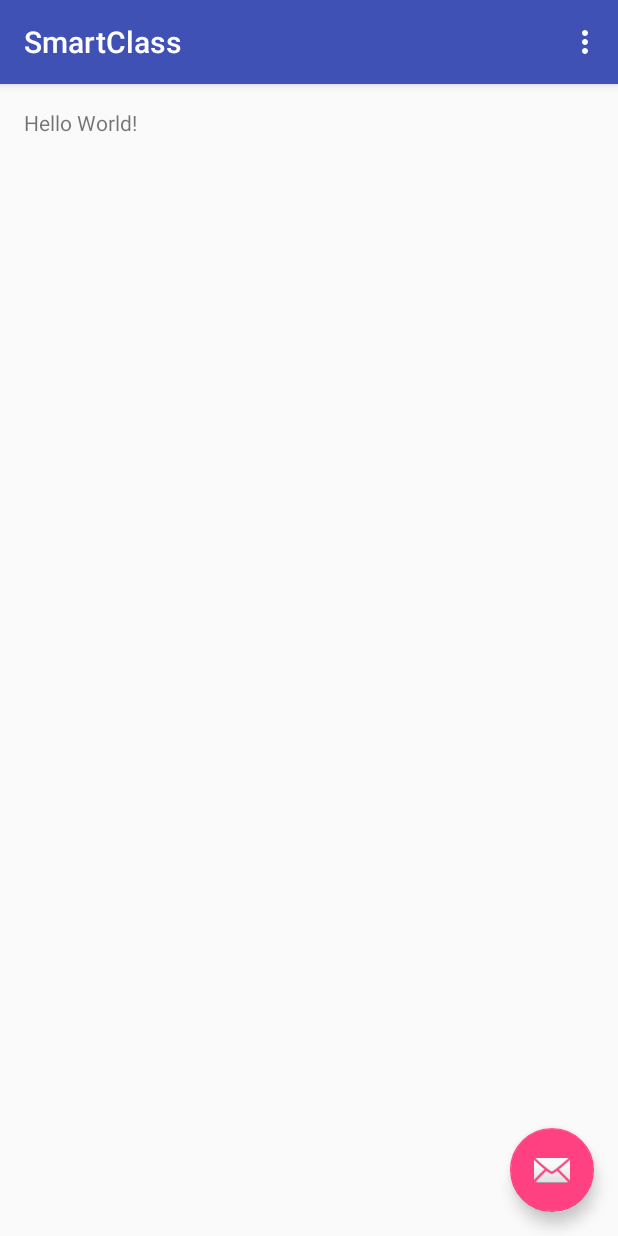
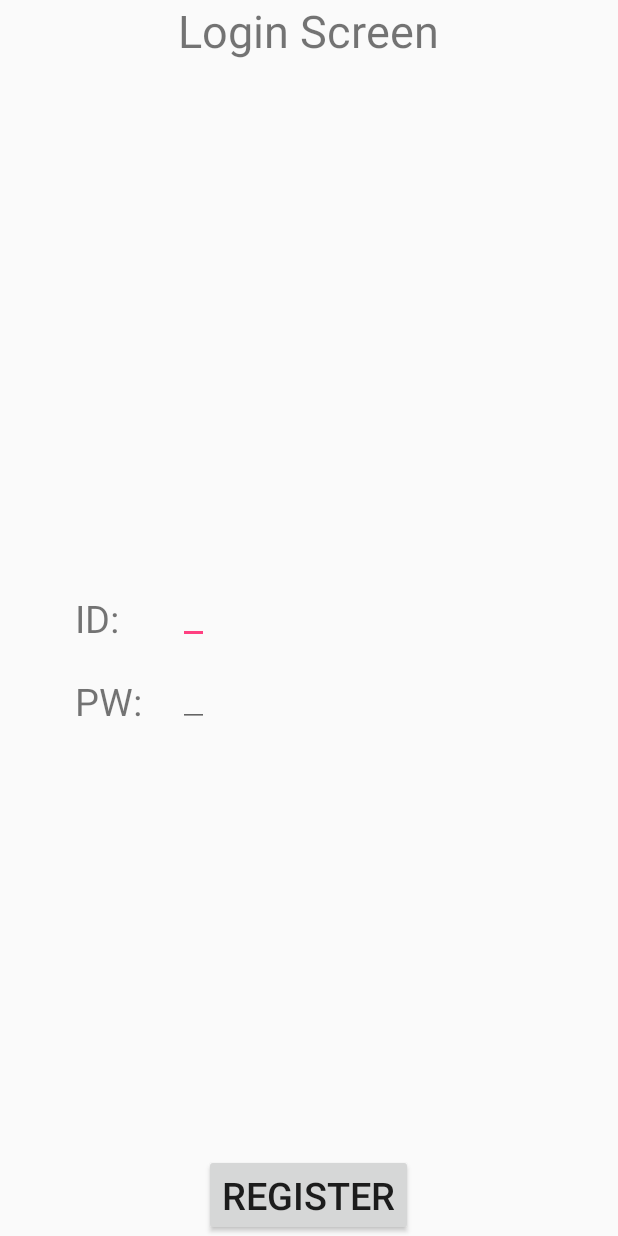
Before and after one commit to KyoungjunPark/SmartClass, an Android app: the screen it shows after launch (MainActivity before the commit, LoginActivity after it), on a phone screen of 412 x 824 dp. Run offline under Robolectric (Android 15) with nearby library versions, the light colour scheme and no system bars.

Commit message:
add intro screen and login activity

```diff
--- a/app/build.gradle
+++ b/app/build.gradle
@@ -1,3 +1,7 @@
+/*
+ * Copyright (c) 2015. Kyoungjun Park. All Rights Reserved.
+ */
+
 apply plugin: 'com.android.application'
 
 android {
--- a/app/src/main/AndroidManifest.xml
+++ b/app/src/main/AndroidManifest.xml
@@ -1,4 +1,8 @@
 <?xml version="1.0" encoding="utf-8"?>
+<!--
+  ~ Copyright (c) 2015. Kyoungjun Park. All Rights Reserved.
+  -->
+
 <manifest xmlns:android="http://schemas.android.com/apk/res/android"
     package="com.example.kjpark.smartclass" >
 
@@ -9,7 +13,7 @@
         android:supportsRtl="true"
         android:theme="@style/AppTheme" >
         <activity
-            android:name=".MainActivity"
+            android:name=".IntroActivity"
             android:label="@string/app_name"
             android:theme="@style/AppTheme.NoActionBar" >
             <intent-filter>
@@ -18,6 +22,12 @@
                 <category android:name="android.intent.category.LAUNCHER" />
             </intent-filter>
         </activity>
+
+        <activity
+            android:name=".LoginActivity"
+            android:label="@string/app_name"
+            android:theme="@style/AppTheme.NoActionBar" >
+        </activity>
     </application>
 
 </manifest>
--- /dev/null
+++ b/app/src/main/java/com/example/kjpark/smartclass/IntroActivity.java
@@ -0,0 +1,33 @@
+/*
+ * Copyright (c) 2015. Kyoungjun Park. All Rights Reserved.
+ */
+
+package com.example.kjpark.smartclass;
+
+import android.content.Intent;
+import android.os.Bundle;
+import android.os.Handler;
+import android.support.v7.app.AppCompatActivity;
+
+/**
+ * The purpose is to show an intro screen.
+ * @author KJPARK
+ */
+public class IntroActivity extends AppCompatActivity {
+
+    @Override
+    protected void onCreate(Bundle savedInstanceState) {
+        super.onCreate(savedInstanceState);
+        setContentView(R.layout.activity_intro);
+
+        Handler handler = new Handler();
+        handler.postDelayed(new Runnable() {
+            @Override
+            public void run() {
+                Intent intent = new Intent(IntroActivity.this, LoginActivity.class);
+                startActivity(intent);
+                finish();
+            }
+        }, 2000);
+    }
+}
--- a/app/src/main/java/com/example/kjpark/smartclass/MainActivity.java
+++ b/app/src/main/java/com/example/kjpark/smartclass/LoginActivity.java
@@ -1,31 +1,21 @@
+/*
+ * Copyright (c) 2015. Kyoungjun Park. All Rights Reserved.
+ */
+
 package com.example.kjpark.smartclass;
 
 import android.os.Bundle;
-import android.support.design.widget.FloatingActionButton;
-import android.support.design.widget.Snackbar;
 import android.support.v7.app.AppCompatActivity;
-import android.support.v7.widget.Toolbar;
-import android.view.View;
 import android.view.Menu;
 import android.view.MenuItem;
 
-public class MainActivity extends AppCompatActivity {
+public class LoginActivity extends AppCompatActivity {
 
     @Override
     protected void onCreate(Bundle savedInstanceState) {
         super.onCreate(savedInstanceState);
-        setContentView(R.layout.activity_main);
-        Toolbar toolbar = (Toolbar) findViewById(R.id.toolbar);
-        setSupportActionBar(toolbar);
+        setContentView(R.layout.activity_login);
 
-        FloatingActionButton fab = (FloatingActionButton) findViewById(R.id.fab);
-        fab.setOnClickListener(new View.OnClickListener() {
-            @Override
-            public void onClick(View view) {
-                Snackbar.make(view, "Replace with your own action", Snackbar.LENGTH_LONG)
-                        .setAction("Action", null).show();
-            }
-        });
     }
 
     @Override
--- /dev/null
+++ b/app/src/main/res/layout/activity_intro.xml
@@ -0,0 +1,11 @@
+<?xml version="1.0" encoding="utf-8"?>
+<!--
+  ~ Copyright (c) 2015. Kyoungjun Park. All Rights Reserved.
+  -->
+
+<LinearLayout xmlns:android="http://schemas.android.com/apk/res/android"
+    android:layout_width="fill_parent"
+    android:layout_height="fill_parent"
+    android:orientation="vertical"
+    android:background="@drawable/background" >
+</LinearLayout>
--- /dev/null
+++ b/app/src/main/res/layout/activity_login.xml
@@ -0,0 +1,63 @@
+<?xml version="1.0" encoding="utf-8"?>
+<!--
+  ~ Copyright (c) 2015. Kyoungjun Park. All Rights Reserved.
+  -->
+
+<RelativeLayout
+    xmlns:android="http://schemas.android.com/apk/res/android"
+    xmlns:app="http://schemas.android.com/apk/res-auto"
+    xmlns:tools="http://schemas.android.com/tools" android:layout_width="match_parent"
+    android:layout_height="match_parent" android:fitsSystemWindows="true"
+    tools:context=".MainActivity">
+
+    <TextView
+        android:layout_width="wrap_content"
+        android:layout_height="wrap_content"
+        android:layout_centerHorizontal="true"
+        android:textSize="30sp"
+        android:text="Login Screen"
+        android:id="@+id/textView" />
+
+    <TextView
+        android:layout_width="wrap_content"
+        android:layout_height="wrap_content"
+        android:id="@+id/idTextView"
+        android:text="ID:"
+        android:textSize="25sp"
+        android:layout_centerVertical="true"
+        android:layout_marginStart="50dp"
+        android:layout_marginLeft="50dp"/>
+    <TextView
+        android:layout_width="wrap_content"
+        android:layout_height="wrap_content"
+        android:id="@+id/passwordTextView"
+        android:text="PW: "
+        android:textSize="25sp"
+        android:layout_alignBottom="@+id/passwordEditText"
+        android:layout_alignLeft="@+id/idTextView"
+        android:layout_alignStart="@+id/idTextView" />
+    <EditText
+        android:layout_width="wrap_content"
+        android:layout_height="wrap_content"
+        android:id="@+id/idEditText"
+        android:textSize="25sp"
+        android:layout_alignBottom="@+id/idTextView"
+        android:layout_alignLeft="@+id/passwordEditText"
+        android:layout_alignStart="@+id/passwordEditText" />
+    <EditText
+        android:layout_width="wrap_content"
+        android:layout_height="wrap_content"
+        android:id="@+id/passwordEditText"
+        android:textSize="25sp"
+        android:layout_below="@+id/idEditText"
+        android:layout_alignLeft="@+id/textView"
+        android:layout_alignStart="@+id/textView" />
+    <Button
+        android:layout_width="wrap_content"
+        android:layout_height="wrap_content"
+        android:id="@+id/registerButton"
+        android:textSize="25sp"
+        android:text="Register"
+        android:layout_alignParentBottom="true"
+        android:layout_centerHorizontal="true" />
+</RelativeLayout>
--- a/app/src/main/res/layout/activity_main.xml
+++ /dev/null
@@ -1,25 +0,0 @@
-<?xml version="1.0" encoding="utf-8"?>
-<android.support.design.widget.CoordinatorLayout
-    xmlns:android="http://schemas.android.com/apk/res/android"
-    xmlns:app="http://schemas.android.com/apk/res-auto"
-    xmlns:tools="http://schemas.android.com/tools" android:layout_width="match_parent"
-    android:layout_height="match_parent" android:fitsSystemWindows="true"
-    tools:context=".MainActivity">
-
-    <android.support.design.widget.AppBarLayout android:layout_height="wrap_content"
-        android:layout_width="match_parent" android:theme="@style/AppTheme.AppBarOverlay">
-
-        <android.support.v7.widget.Toolbar android:id="@+id/toolbar"
-            android:layout_width="match_parent" android:layout_height="?attr/actionBarSize"
-            android:background="?attr/colorPrimary" app:popupTheme="@style/AppTheme.PopupOverlay" />
-
-    </android.support.design.widget.AppBarLayout>
-
-    <include layout="@layout/content_main" />
-
-    <android.support.design.widget.FloatingActionButton android:id="@+id/fab"
-        android:layout_width="wrap_content" android:layout_height="wrap_content"
-        android:layout_gravity="bottom|end" android:layout_margin="@dimen/fab_margin"
-        android:src="@android:drawable/ic_dialog_email" />
-
-</android.support.design.widget.CoordinatorLayout>
--- a/app/src/main/res/layout/content_main.xml
+++ /dev/null
@@ -1,14 +0,0 @@
-<?xml version="1.0" encoding="utf-8"?>
-<RelativeLayout xmlns:android="http://schemas.android.com/apk/res/android"
-    xmlns:tools="http://schemas.android.com/tools"
-    xmlns:app="http://schemas.android.com/apk/res-auto" android:layout_width="match_parent"
-    android:layout_height="match_parent" android:paddingLeft="@dimen/activity_horizontal_margin"
-    android:paddingRight="@dimen/activity_horizontal_margin"
-    android:paddingTop="@dimen/activity_vertical_margin"
-    android:paddingBottom="@dimen/activity_vertical_margin"
-    app:layout_behavior="@string/appbar_scrolling_view_behavior"
-    tools:showIn="@layout/activity_main" tools:context=".MainActivity">
-
-    <TextView android:text="Hello World!" android:layout_width="wrap_content"
-        android:layout_height="wrap_content" />
-</RelativeLayout>
--- a/app/src/main/res/menu/menu_main.xml
+++ b/app/src/main/res/menu/menu_main.xml
@@ -1,3 +1,7 @@
+<!--
+  ~ Copyright (c) 2015. Kyoungjun Park. All Rights Reserved.
+  -->
+
 <menu xmlns:android="http://schemas.android.com/apk/res/android"
     xmlns:app="http://schemas.android.com/apk/res-auto"
     xmlns:tools="http://schemas.android.com/tools" tools:context=".MainActivity">
--- a/app/src/main/res/values-v21/styles.xml
+++ b/app/src/main/res/values-v21/styles.xml
@@ -1,3 +1,7 @@
+<!--
+  ~ Copyright (c) 2015. Kyoungjun Park. All Rights Reserved.
+  -->
+
 <resources>>
     <style name="AppTheme.NoActionBar">
         <item name="windowActionBar">false</item>
--- a/app/src/main/res/values-w820dp/dimens.xml
+++ b/app/src/main/res/values-w820dp/dimens.xml
@@ -1,3 +1,7 @@
+<!--
+  ~ Copyright (c) 2015. Kyoungjun Park. All Rights Reserved.
+  -->
+
 <resources>
     <!-- Example customization of dimensions originally defined in res/values/dimens.xml
          (such as screen margins) for screens with more than 820dp of available width. This
--- a/app/src/main/res/values/colors.xml
+++ b/app/src/main/res/values/colors.xml
@@ -1,4 +1,8 @@
 <?xml version="1.0" encoding="utf-8"?>
+<!--
+  ~ Copyright (c) 2015. Kyoungjun Park. All Rights Reserved.
+  -->
+
 <resources>
     <color name="colorPrimary">#3F51B5</color>
     <color name="colorPrimaryDark">#303F9F</color>
--- a/app/src/main/res/values/dimens.xml
+++ b/app/src/main/res/values/dimens.xml
@@ -1,3 +1,7 @@
+<!--
+  ~ Copyright (c) 2015. Kyoungjun Park. All Rights Reserved.
+  -->
+
 <resources>
     <!-- Default screen margins, per the Android Design guidelines. -->
     <dimen name="activity_horizontal_margin">16dp</dimen>
--- a/app/src/main/res/values/strings.xml
+++ b/app/src/main/res/values/strings.xml
@@ -1,3 +1,7 @@
+<!--
+  ~ Copyright (c) 2015. Kyoungjun Park. All Rights Reserved.
+  -->
+
 <resources>
     <string name="app_name">SmartClass</string>
     <string name="action_settings">Settings</string>
--- a/app/src/main/res/values/styles.xml
+++ b/app/src/main/res/values/styles.xml
@@ -1,3 +1,7 @@
+<!--
+  ~ Copyright (c) 2015. Kyoungjun Park. All Rights Reserved.
+  -->
+
 <resources>
 
     <!-- Base application theme. -->
```
Also changed, not shown: app/src/main/res/drawable/background.png (added), 1 other file.
